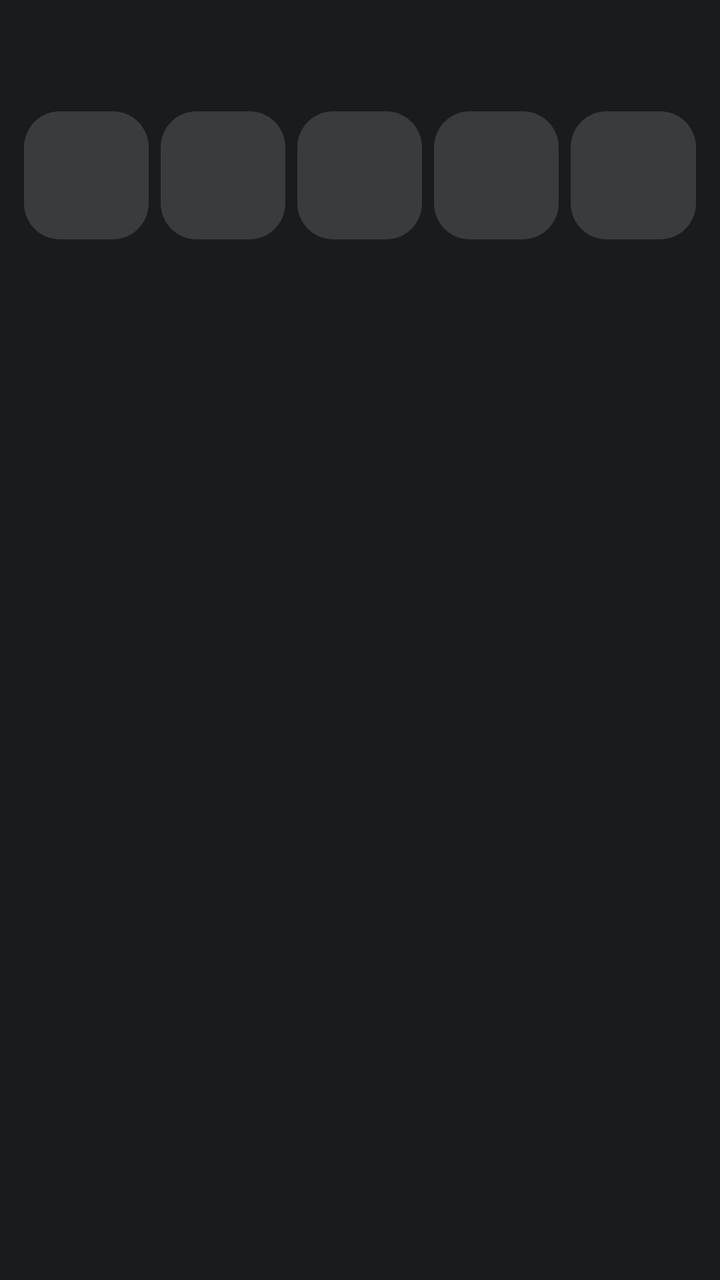
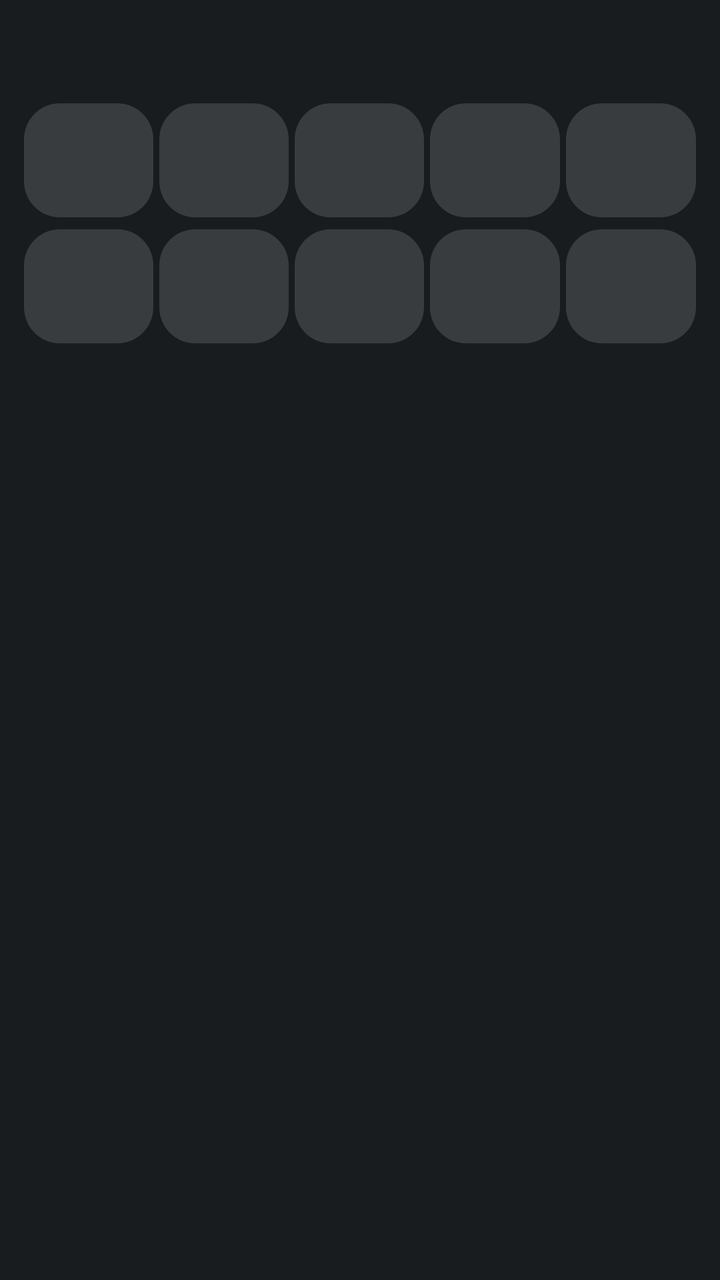

Before-and-after screenshots of an Android layout around one commit, followed by the original layout XML and the change that was made.
<!-- AndroidManifest.xml: application theme Theme.MoodDiary -->
<!-- res/layout/notification_mood_chooser.xml -->
<?xml version="1.0" encoding="utf-8"?>
<LinearLayout xmlns:android="http://schemas.android.com/apk/res/android"
    android:layout_width="match_parent"
    android:layout_height="wrap_content"
    android:orientation="vertical"
    android:paddingStart="12dp"
    android:paddingEnd="12dp"
    android:paddingTop="10dp"
    android:paddingBottom="10dp">

    
    <TextView
        android:id="@+id/notification_title"
        android:layout_width="wrap_content"
        android:layout_height="wrap_content"
        android:textColor="#FFFFFF"
        android:textSize="14sp"
        android:textStyle="bold" />

    
    <TextView
        android:id="@+id/notification_subtitle"
        android:layout_width="wrap_content"
        android:layout_height="wrap_content"
        android:layout_marginTop="2dp"
        android:layout_marginBottom="10dp"
        android:textColor="#A8FFFFFF"
        android:textSize="11sp" />

    
    <LinearLayout
        android:layout_width="match_parent"
        android:layout_height="wrap_content"
        android:orientation="horizontal">

        <LinearLayout
            android:id="@+id/btn_slot_0"
            android:layout_width="0dp"
            android:layout_height="wrap_content"
            android:layout_weight="1"
            android:layout_marginEnd="3dp"
            android:gravity="center"
            android:orientation="vertical"
            android:paddingTop="8dp"
            android:paddingBottom="8dp"
            android:background="@drawable/notification_mood_bg">

            <TextView
                android:id="@+id/emoji_slot_0"
                android:layout_width="wrap_content"
                android:layout_height="wrap_content"
                android:textSize="24sp" />

            <TextView
                android:id="@+id/label_slot_0"
                android:layout_width="wrap_content"
                android:layout_height="wrap_content"
                android:layout_marginTop="2dp"
                android:textColor="#CCFFFFFF"
                android:textSize="10sp" />
        </LinearLayout>

        <LinearLayout
            android:id="@+id/btn_slot_1"
            android:layout_width="0dp"
            android:layout_height="wrap_content"
            android:layout_weight="1"
            android:layout_marginStart="3dp"
            android:layout_marginEnd="3dp"
            android:gravity="center"
            android:orientation="vertical"
            android:paddingTop="8dp"
            android:paddingBottom="8dp"
            android:background="@drawable/notification_mood_bg">

            <TextView
                android:id="@+id/emoji_slot_1"
                android:layout_width="wrap_content"
                android:layout_height="wrap_content"
                android:textSize="24sp" />

            <TextView
                android:id="@+id/label_slot_1"
                android:layout_width="wrap_content"
                android:layout_height="wrap_content"
                android:layout_marginTop="2dp"
                android:textColor="#CCFFFFFF"
                android:textSize="10sp" />
        </LinearLayout>

        <LinearLayout
            android:id="@+id/btn_slot_2"
            android:layout_width="0dp"
            android:layout_height="wrap_content"
            android:layout_weight="1"
            android:layout_marginStart="3dp"
            android:layout_marginEnd="3dp"
            android:gravity="center"
            android:orientation="vertical"
            android:paddingTop="8dp"
            android:paddingBottom="8dp"
            android:background="@drawable/notification_mood_bg">

            <TextView
                android:id="@+id/emoji_slot_2"
                android:layout_width="wrap_content"
                android:layout_height="wrap_content"
                android:textSize="24sp" />

            <TextView
                android:id="@+id/label_slot_2"
                android:layout_width="wrap_content"
                android:layout_height="wrap_content"
                android:layout_marginTop="2dp"
                android:textColor="#CCFFFFFF"
                android:textSize="10sp" />
        </LinearLayout>

        <LinearLayout
            android:id="@+id/btn_slot_3"
            android:layout_width="0dp"
            android:layout_height="wrap_content"
            android:layout_weight="1"
            android:layout_marginStart="3dp"
            android:layout_marginEnd="3dp"
            android:gravity="center"
            android:orientation="vertical"
            android:paddingTop="8dp"
            android:paddingBottom="8dp"
            android:background="@drawable/notification_mood_bg">

            <TextView
                android:id="@+id/emoji_slot_3"
                android:layout_width="wrap_content"
                android:layout_height="wrap_content"
                android:textSize="24sp" />

            <TextView
                android:id="@+id/label_slot_3"
                android:layout_width="wrap_content"
                android:layout_height="wrap_content"
                android:layout_marginTop="2dp"
                android:textColor="#CCFFFFFF"
                android:textSize="10sp" />
        </LinearLayout>

        <LinearLayout
            android:id="@+id/btn_slot_4"
            android:layout_width="0dp"
            android:layout_height="wrap_content"
            android:layout_weight="1"
            android:layout_marginStart="3dp"
            android:gravity="center"
            android:orientation="vertical"
            android:paddingTop="8dp"
            android:paddingBottom="8dp"
            android:background="@drawable/notification_mood_bg">

            <TextView
                android:id="@+id/emoji_slot_4"
                android:layout_width="wrap_content"
                android:layout_height="wrap_content"
                android:textSize="24sp" />

            <TextView
                android:id="@+id/label_slot_4"
                android:layout_width="wrap_content"
                android:layout_height="wrap_content"
                android:layout_marginTop="2dp"
                android:textColor="#CCFFFFFF"
                android:textSize="10sp" />
        </LinearLayout>
    </LinearLayout>
</LinearLayout>
<!-- resources referenced by this layout -->
<resources>
  <!-- drawable notification_mood_bg (drawable) -->
  <?xml version="1.0" encoding="utf-8"?>
  <shape xmlns:android="http://schemas.android.com/apk/res/android"
      android:shape="rectangle">
      <solid android:color="#24FFFFFF" />
      <corners android:radius="18dp" />
  </shape>
  <style name="Theme.MoodDiary" parent="android:style/Theme.DeviceDefault.NoActionBar" />
</resources>

<!-- the commit's change to res/layout/notification_mood_chooser.xml (unified diff, before → after) -->
@@ -5,10 +5,9 @@
     android:orientation="vertical"
     android:paddingStart="12dp"
     android:paddingEnd="12dp"
-    android:paddingTop="10dp"
-    android:paddingBottom="10dp">
-
-    
+    android:paddingTop="8dp"
+    android:paddingBottom="8dp">
+
     <TextView
         android:id="@+id/notification_title"
         android:layout_width="wrap_content"
@@ -17,39 +16,35 @@
         android:textSize="14sp"
         android:textStyle="bold" />
 
-    
     <TextView
         android:id="@+id/notification_subtitle"
         android:layout_width="wrap_content"
         android:layout_height="wrap_content"
         android:layout_marginTop="2dp"
-        android:layout_marginBottom="10dp"
+        android:layout_marginBottom="8dp"
         android:textColor="#A8FFFFFF"
         android:textSize="11sp" />
 
-    
     <LinearLayout
         android:layout_width="match_parent"
         android:layout_height="wrap_content"
         android:orientation="horizontal">
-
         <LinearLayout
             android:id="@+id/btn_slot_0"
             android:layout_width="0dp"
             android:layout_height="wrap_content"
             android:layout_weight="1"
-            android:layout_marginEnd="3dp"
-            android:gravity="center"
-            android:orientation="vertical"
-            android:paddingTop="8dp"
-            android:paddingBottom="8dp"
+            android:gravity="center"
+            android:orientation="vertical"
+            android:paddingTop="6dp"
+            android:paddingBottom="6dp"
             android:background="@drawable/notification_mood_bg">
 
             <TextView
                 android:id="@+id/emoji_slot_0"
                 android:layout_width="wrap_content"
                 android:layout_height="wrap_content"
-                android:textSize="24sp" />
+                android:textSize="22sp" />
 
             <TextView
                 android:id="@+id/label_slot_0"
@@ -59,25 +54,23 @@
                 android:textColor="#CCFFFFFF"
                 android:textSize="10sp" />
         </LinearLayout>
-
         <LinearLayout
             android:id="@+id/btn_slot_1"
             android:layout_width="0dp"
             android:layout_height="wrap_content"
             android:layout_weight="1"
             android:layout_marginStart="3dp"
-            android:layout_marginEnd="3dp"
-            android:gravity="center"
-            android:orientation="vertical"
-            android:paddingTop="8dp"
-            android:paddingBottom="8dp"
+            android:gravity="center"
+            android:orientation="vertical"
+            android:paddingTop="6dp"
+            android:paddingBottom="6dp"
             android:background="@drawable/notification_mood_bg">
 
             <TextView
                 android:id="@+id/emoji_slot_1"
                 android:layout_width="wrap_content"
                 android:layout_height="wrap_content"
-                android:textSize="24sp" />
+                android:textSize="22sp" />
 
             <TextView
                 android:id="@+id/label_slot_1"
@@ -87,25 +80,23 @@
                 android:textColor="#CCFFFFFF"
                 android:textSize="10sp" />
         </LinearLayout>
-
         <LinearLayout
             android:id="@+id/btn_slot_2"
             android:layout_width="0dp"
             android:layout_height="wrap_content"
             android:layout_weight="1"
             android:layout_marginStart="3dp"
-            android:layout_marginEnd="3dp"
-            android:gravity="center"
-            android:orientation="vertical"
-            android:paddingTop="8dp"
-            android:paddingBottom="8dp"
+            android:gravity="center"
+            android:orientation="vertical"
+            android:paddingTop="6dp"
+            android:paddingBottom="6dp"
             android:background="@drawable/notification_mood_bg">
 
             <TextView
                 android:id="@+id/emoji_slot_2"
                 android:layout_width="wrap_content"
                 android:layout_height="wrap_content"
-                android:textSize="24sp" />
+                android:textSize="22sp" />
 
             <TextView
                 android:id="@+id/label_slot_2"
@@ -115,25 +106,23 @@
                 android:textColor="#CCFFFFFF"
                 android:textSize="10sp" />
         </LinearLayout>
-
         <LinearLayout
             android:id="@+id/btn_slot_3"
             android:layout_width="0dp"
             android:layout_height="wrap_content"
             android:layout_weight="1"
             android:layout_marginStart="3dp"
-            android:layout_marginEnd="3dp"
-            android:gravity="center"
-            android:orientation="vertical"
-            android:paddingTop="8dp"
-            android:paddingBottom="8dp"
+            android:gravity="center"
+            android:orientation="vertical"
+            android:paddingTop="6dp"
+            android:paddingBottom="6dp"
             android:background="@drawable/notification_mood_bg">
 
             <TextView
                 android:id="@+id/emoji_slot_3"
                 android:layout_width="wrap_content"
                 android:layout_height="wrap_content"
-                android:textSize="24sp" />
+                android:textSize="22sp" />
 
             <TextView
                 android:id="@+id/label_slot_3"
@@ -143,7 +132,6 @@
                 android:textColor="#CCFFFFFF"
                 android:textSize="10sp" />
         </LinearLayout>
-
         <LinearLayout
             android:id="@+id/btn_slot_4"
             android:layout_width="0dp"
@@ -152,18 +140,155 @@
             android:layout_marginStart="3dp"
             android:gravity="center"
             android:orientation="vertical"
-            android:paddingTop="8dp"
-            android:paddingBottom="8dp"
+            android:paddingTop="6dp"
+            android:paddingBottom="6dp"
             android:background="@drawable/notification_mood_bg">
 
             <TextView
                 android:id="@+id/emoji_slot_4"
                 android:layout_width="wrap_content"
                 android:layout_height="wrap_content"
-                android:textSize="24sp" />
+                android:textSize="22sp" />
 
             <TextView
                 android:id="@+id/label_slot_4"
+                android:layout_width="wrap_content"
+                android:layout_height="wrap_content"
+                android:layout_marginTop="2dp"
+                android:textColor="#CCFFFFFF"
+                android:textSize="10sp" />
+        </LinearLayout>
+    </LinearLayout>
+
+    <LinearLayout
+        android:id="@+id/slot_row_2"
+        android:layout_width="match_parent"
+        android:layout_height="wrap_content"
+        android:layout_marginTop="6dp"
+        android:orientation="horizontal">
+        <LinearLayout
+            android:id="@+id/btn_slot_5"
+            android:layout_width="0dp"
+            android:layout_height="wrap_content"
+            android:layout_weight="1"
+            android:gravity="center"
+            android:orientation="vertical"
+            android:paddingTop="6dp"
+            android:paddingBottom="6dp"
+            android:background="@drawable/notification_mood_bg">
+
+            <TextView
+                android:id="@+id/emoji_slot_5"
+                android:layout_width="wrap_content"
+                android:layout_height="wrap_content"
+                android:textSize="22sp" />
+
+            <TextView
+                android:id="@+id/label_slot_5"
+                android:layout_width="wrap_content"
+                android:layout_height="wrap_content"
+                android:layout_marginTop="2dp"
+                android:textColor="#CCFFFFFF"
+                android:textSize="10sp" />
+        </LinearLayout>
+        <LinearLayout
+            android:id="@+id/btn_slot_6"
+            android:layout_width="0dp"
+            android:layout_height="wrap_content"
+            android:layout_weight="1"
+            android:layout_marginStart="3dp"
+            android:gravity="center"
+            android:orientation="vertical"
+            android:paddingTop="6dp"
+            android:paddingBottom="6dp"
+            android:background="@drawable/notification_mood_bg">
+
+            <TextView
+                android:id="@+id/emoji_slot_6"
+                android:layout_width="wrap_content"
+                android:layout_height="wrap_content"
+                android:textSize="22sp" />
+
+            <TextView
+                android:id="@+id/label_slot_6"
+                android:layout_width="wrap_content"
+                android:layout_height="wrap_content"
+                android:layout_marginTop="2dp"
+                android:textColor="#CCFFFFFF"
+                android:textSize="10sp" />
+        </LinearLayout>
+        <LinearLayout
+            android:id="@+id/btn_slot_7"
+            android:layout_width="0dp"
+            android:layout_height="wrap_content"
+            android:layout_weight="1"
+            android:layout_marginStart="3dp"
+            android:gravity="center"
+            android:orientation="vertical"
+            android:paddingTop="6dp"
+            android:paddingBottom="6dp"
+            android:background="@drawable/notification_mood_bg">
+
+            <TextView
+                android:id="@+id/emoji_slot_7"
+                android:layout_width="wrap_content"
+                android:layout_height="wrap_content"
+                android:textSize="22sp" />
+
+            <TextView
+                android:id="@+id/label_slot_7"
+                android:layout_width="wrap_content"
+                android:layout_height="wrap_content"
+                android:layout_marginTop="2dp"
+                android:textColor="#CCFFFFFF"
+                android:textSize="10sp" />
+        </LinearLayout>
+        <LinearLayout
+            android:id="@+id/btn_slot_8"
+            android:layout_width="0dp"
+            android:layout_height="wrap_content"
+            android:layout_weight="1"
+            android:layout_marginStart="3dp"
+            android:gravity="center"
+            android:orientation="vertical"
+            android:paddingTop="6dp"
+            android:paddingBottom="6dp"
+            android:background="@drawable/notification_mood_bg">
+
+            <TextView
+                android:id="@+id/emoji_slot_8"
+                android:layout_width="wrap_content"
+                android:layout_height="wrap_content"
+                android:textSize="22sp" />
+
+            <TextView
+                android:id="@+id/label_slot_8"
+                android:layout_width="wrap_content"
+                android:layout_height="wrap_content"
+                android:layout_marginTop="2dp"
+                android:textColor="#CCFFFFFF"
+                android:textSize="10sp" />
+        </LinearLayout>
+        <LinearLayout
+            android:id="@+id/btn_slot_9"
+            android:layout_width="0dp"
+            android:layout_height="wrap_content"
+            android:layout_weight="1"
+            android:layout_marginStart="3dp"
+            android:gravity="center"
+            android:orientation="vertical"
+            android:paddingTop="6dp"
+            android:paddingBottom="6dp"
+            android:background="@drawable/notification_mood_bg">
+
+            <TextView
+                android:id="@+id/emoji_slot_9"
+                android:layout_width="wrap_content"
+                android:layout_height="wrap_content"
+                android:textSize="22sp" />
+
+            <TextView
+                android:id="@+id/label_slot_9"
                 android:layout_width="wrap_content"
                 android:layout_height="wrap_content"
                 android:layout_marginTop="2dp"
